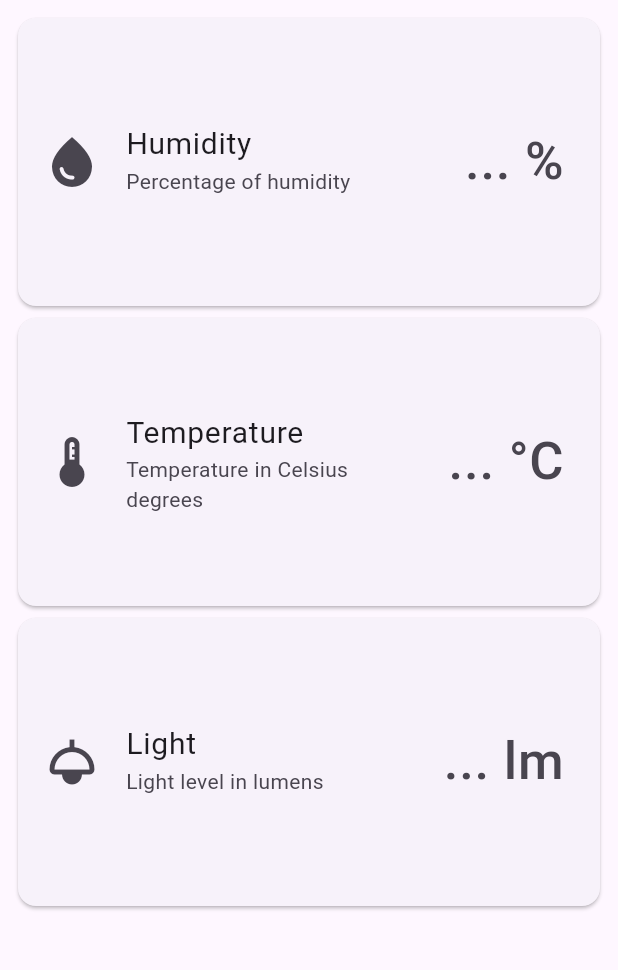
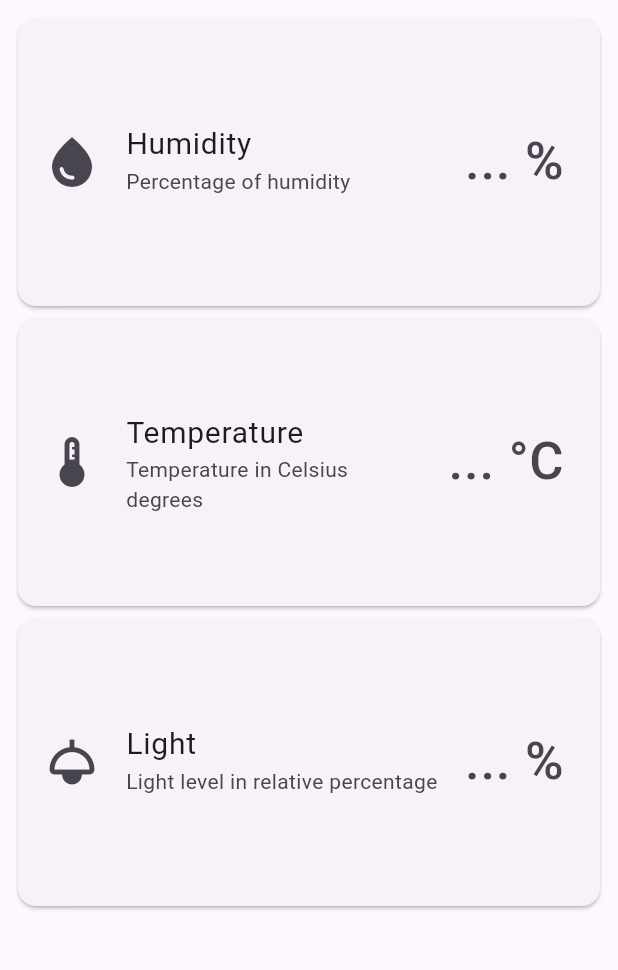
Before and after one commit to franciscomcsousa/WareSmart, a Flutter app: the screen it shows after launch, on a phone screen of 412 x 824 dp, the part 84-1054 px from its top. Run offline on Flutter 3.47's test engine with Material 3 defaults, Android fonts, the phone set to English and light mode, and no system bars; our stand-ins replace awesome_notifications; network calls fail.

Commit message:
Change to light information

```diff
--- a/frontend/application/lib/view.dart
+++ b/frontend/application/lib/view.dart
@@ -32,10 +32,10 @@ class _ListViewState extends State<ViewHome> {
   final subtitles = [
     "Percentage of humidity",
     "Temperature in Celsius degrees",
-    "Light level in lumens"
+    "Light level in relative percentage"
   ];
 
-  final units = ["%", "°C", "lm"];
+  final units = ["%", "°C", "%"];
 
   final reading = ["...", "...", "..."];
 
```
